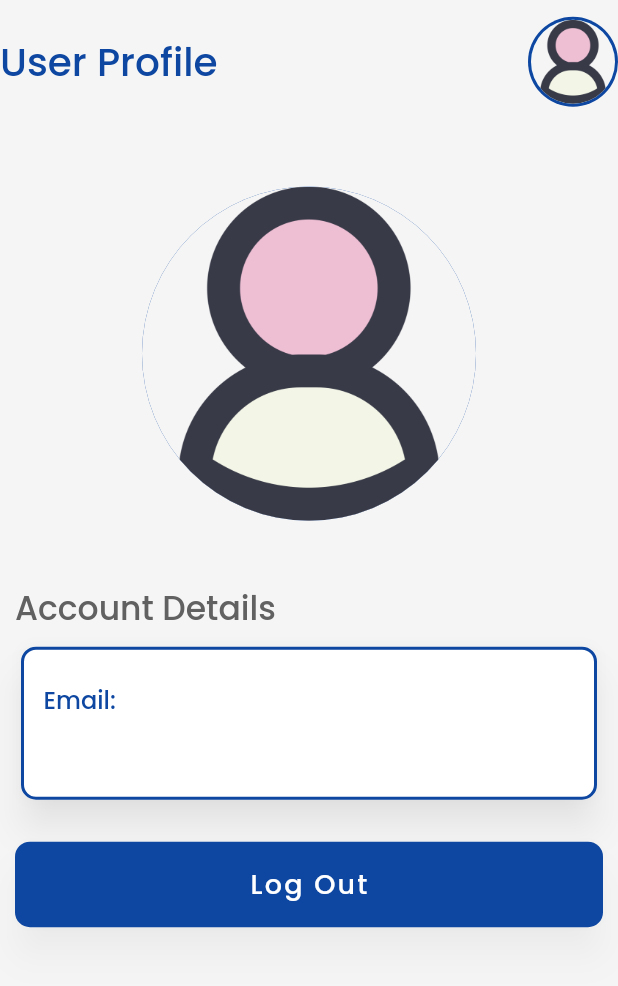
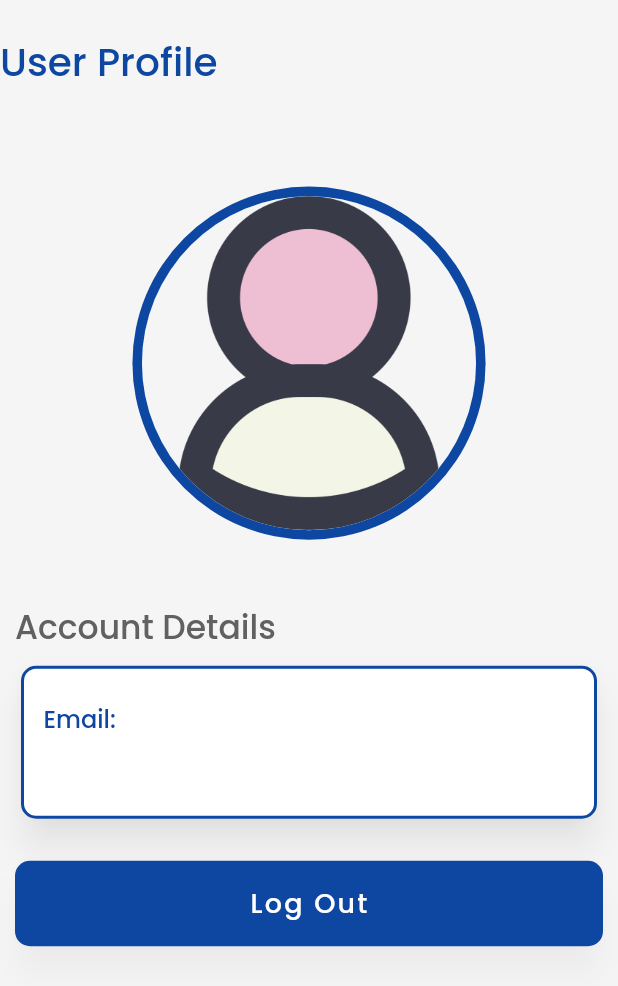
Before and after one commit to Serticode/Notella, a Flutter app: the UserProfile widget shown alone on an empty page, opened directly, on a phone screen of 412 x 824 dp. Shown: the top 986 px of the screen. Run offline on Flutter 3.47's test engine with Material 2 defaults, Android fonts, the light colour scheme and no system bars; our stand-ins replace animated_text_kit, cloud_firestore, firebase_auth, firebase_core, firebase_storage, image_picker and 2 more; accounts and stored records are empty; statements that could not run were skipped.

Commit message:
Bug Fixes

```diff
--- a/lib/firebase/userData.dart
+++ b/lib/firebase/userData.dart
@@ -75,9 +75,7 @@ class DatabaseService {
     DocumentReference downloadLinkRef =
         userCollection.doc("$email\_downloadLinks");
 
-    /* downloadLinkRef.get().catchError((theError) {
-      debugPrint("DOCUMENT REF .GET() ERROR. \nERROR IS: $theError");
-    }); */
+    downloadLinkRef.get();
     await downloadLinkRef.snapshots().first.then((value) async {
       try {
         _theUserData = value.data();
--- a/lib/screens/userProfile.dart
+++ b/lib/screens/userProfile.dart
@@ -63,6 +63,8 @@ class _UserProfileState extends State<UserProfile> {
                 child: Center(
                   child: CircleAvatar(
                     backgroundColor: Colors.blue.shade900,
+                    radius: MediaQuery.of(context).size.width / 3.5,
+                    child: CircleAvatar(
                       radius: MediaQuery.of(context).size.width / 3.7,
                       child: Container(
                         decoration: BoxDecoration(
@@ -80,6 +82,7 @@ class _UserProfileState extends State<UserProfile> {
                             fit: BoxFit.contain,
                           ),
                           shape: BoxShape.circle,
+                        ),
                       ),
                     ),
                   ),
--- a/lib/widgets/title_bar_widget.dart
+++ b/lib/widgets/title_bar_widget.dart
@@ -51,7 +51,21 @@ class _TitleBarWidgetState extends State<TitleBarWidget> {
   @override
   Widget build(BuildContext context) {
     Size _screenSize = MediaQuery.of(context).size;
-    return widget.customTitleBar == false
+    return widget.pageTitle == "User Profile"
+        ? Container(
+            height: _screenSize.height / 10,
+            child: Row(
+              mainAxisAlignment: MainAxisAlignment.spaceBetween,
+              crossAxisAlignment: CrossAxisAlignment.center,
+              children: <Widget>[
+                TitleWidget(thePageTitle: this.widget.pageTitle),
+                SizedBox(
+                  width: MediaQuery.of(context).size.width / 20,
+                ),
+              ],
+            ),
+          )
+        : widget.customTitleBar == false
             ? Container(
                 height: _screenSize.height / 7,
                 child: Column(
```
Also changed, not shown: pubspec.lock, 1 other file. Lines whose indentation alone changed are shown as unchanged.
